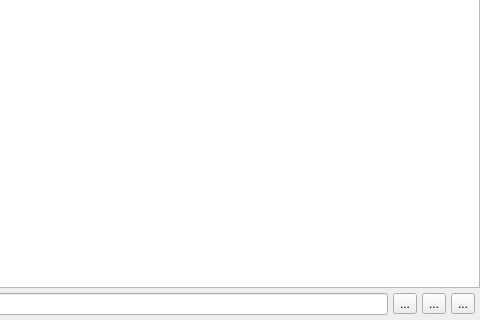
Old version of the form scripts/Interface/ui/drill/view/ui/main.ui in the repository mantidproject/mantid; both pictures show x 544 to 1024 and y 448 to 768 of the 1024 by 768 pixel window.
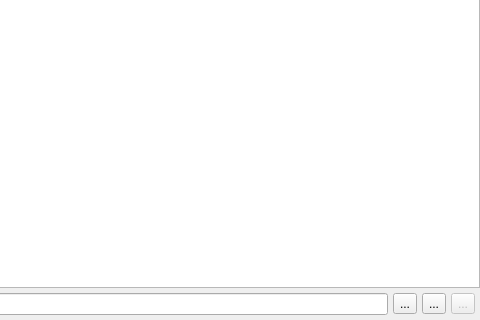
New version of the form. Icons and pictures are not drawn. Custom widgets are drawn as their Qt base class.

Commit message: [DRILL] stop button enabled only during processing

Diff of the .ui file:
```diff
--- a/scripts/Interface/ui/drill/view/ui/main.ui
+++ b/scripts/Interface/ui/drill/view/ui/main.ui
@@ -370,6 +370,9 @@
       </item>
       <item>
        <widget class="QToolButton" name="stop">
+        <property name="enabled">
+         <bool>false</bool>
+        </property>
         <property name="toolTip">
          <string>Stop processing</string>
         </property>
```
The commit also changes 1 other file.
